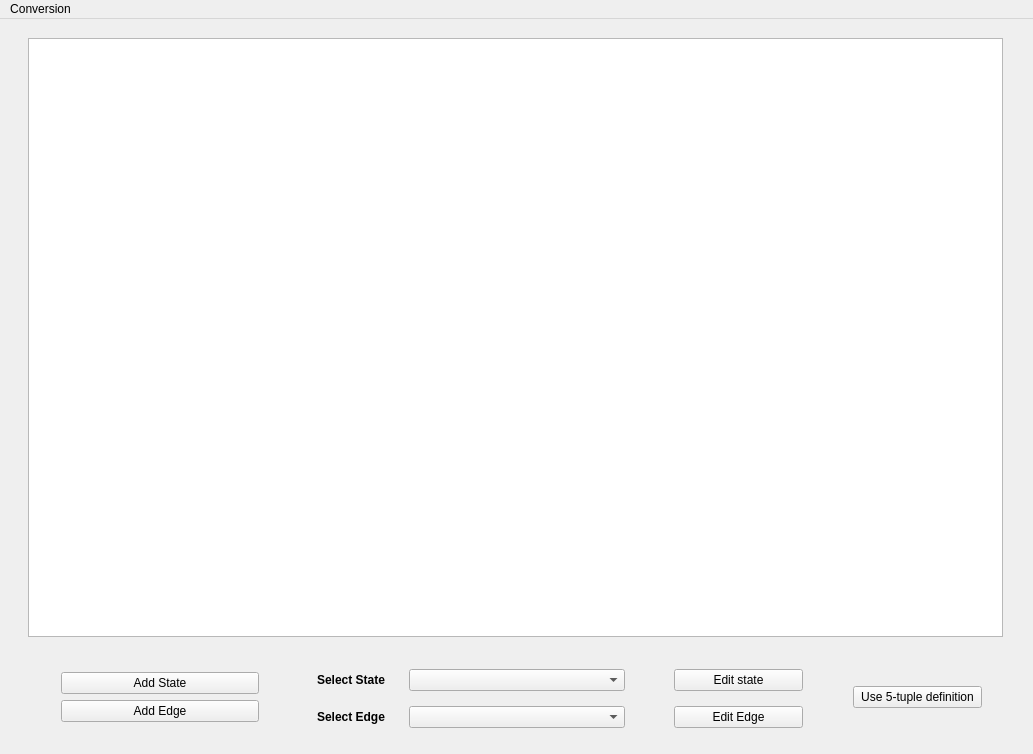
This is ui/final2.ui in bishoyhanykamel/AutomataProject as Qt 5 draws it before an edit. The edited form follows.
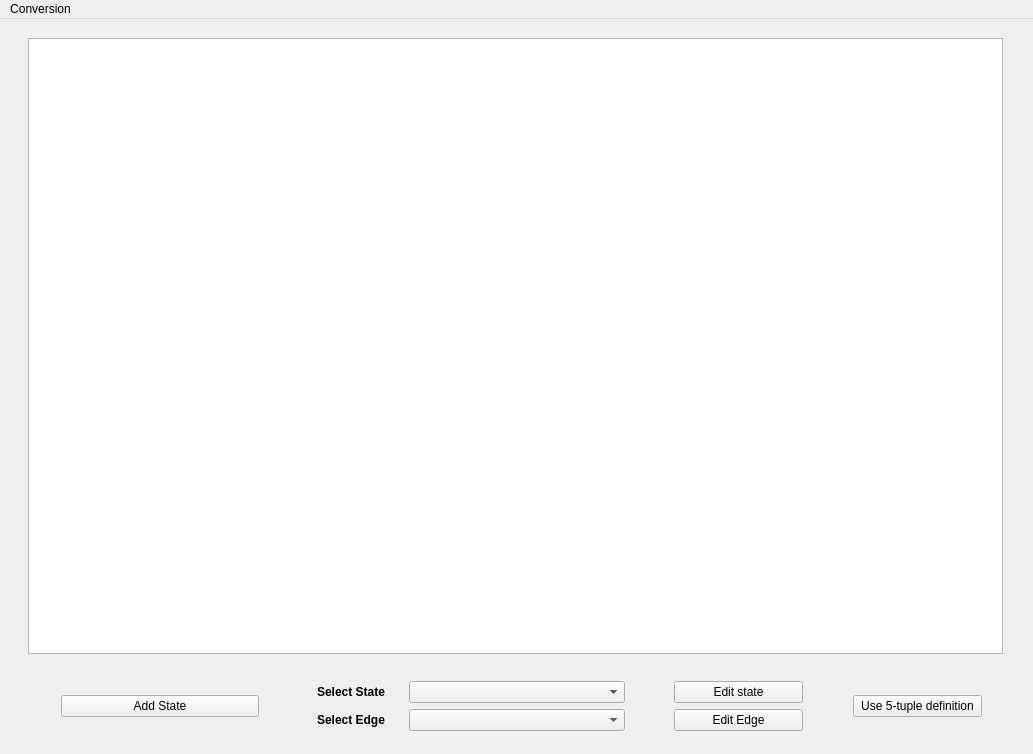
This is the edited form.

Commit message: Delete functionality for states and edges

```diff
--- a/ui/final2.ui
+++ b/ui/final2.ui
@@ -211,13 +211,6 @@
             </property>
            </widget>
           </item>
-          <item>
-           <widget class="QPushButton" name="addEdge_btn">
-            <property name="text">
-             <string>Add Edge</string>
-            </property>
-           </widget>
-          </item>
          </layout>
         </widget>
        </item>
```
The commit also changes 4 other files.
